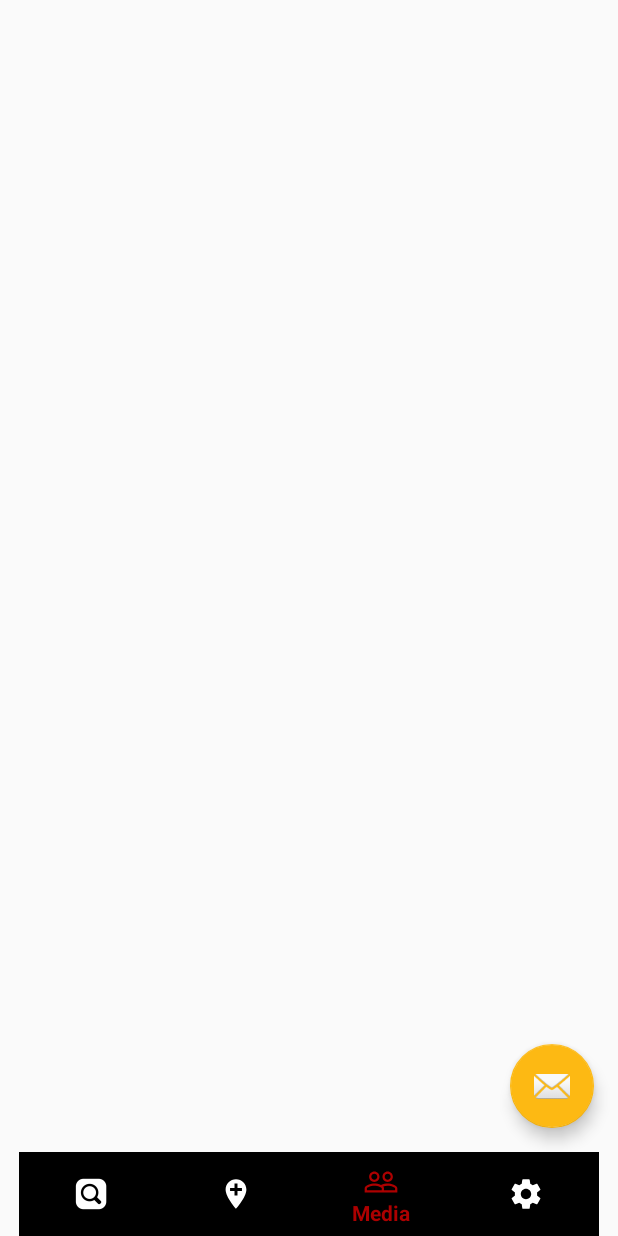
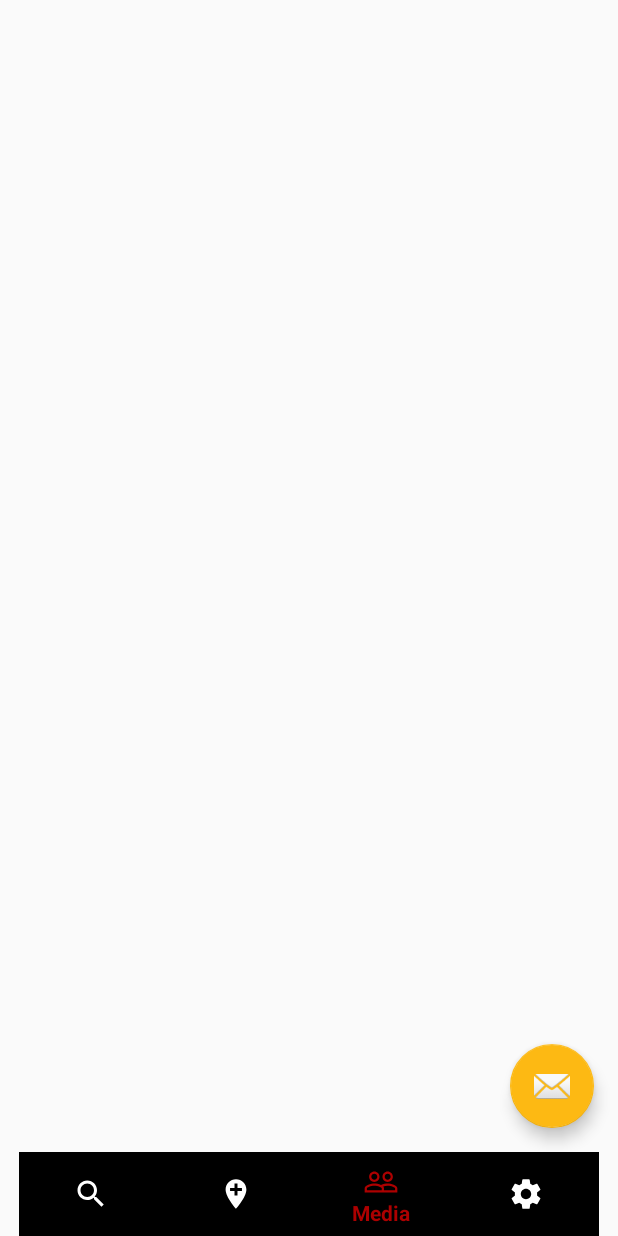
Before and after one commit to cblanken/CardMeal, an Android app: the MediaActivity screen opened directly, with no data from a screen before it, on a phone screen of 412 x 824 dp. Run offline under Robolectric (Android 15) with nearby library versions, the light colour scheme and no system bars.

Commit message:
Removed extra search icons.

```diff
--- a/app/src/main/res/drawable/ic_search.xml
+++ b/app/src/main/res/drawable/ic_search.xml
@@ -1,12 +1,9 @@
 <vector xmlns:android="http://schemas.android.com/apk/res/android"
-    android:width="108dp"
-    android:height="108dp"
-    android:viewportWidth="24.242424"
-    android:viewportHeight="24.242424">
-  <group android:translateX="0.121212125"
-      android:translateY="0.121212125">
-      <path
-          android:fillColor="#FF000000"
-          android:pathData="M15.5,14h-0.79l-0.28,-0.27C15.41,12.59 16,11.11 16,9.5 16,5.91 13.09,3 9.5,3S3,5.91 3,9.5 5.91,16 9.5,16c1.61,0 3.09,-0.59 4.23,-1.57l0.27,0.28v0.79l5,4.99L20.49,19l-4.99,-5zM9.5,14C7.01,14 5,11.99 5,9.5S7.01,5 9.5,5 14,7.01 14,9.5 11.99,14 9.5,14z"/>
-  </group>
+        android:width="24dp"
+        android:height="24dp"
+        android:viewportWidth="24.0"
+        android:viewportHeight="24.0">
+    <path
+        android:fillColor="#FF000000"
+        android:pathData="M15.5,14h-0.79l-0.28,-0.27C15.41,12.59 16,11.11 16,9.5 16,5.91 13.09,3 9.5,3S3,5.91 3,9.5 5.91,16 9.5,16c1.61,0 3.09,-0.59 4.23,-1.57l0.27,0.28v0.79l5,4.99L20.49,19l-4.99,-5zM9.5,14C7.01,14 5,11.99 5,9.5S7.01,5 9.5,5 14,7.01 14,9.5 11.99,14 9.5,14z"/>
 </vector>
```
Also changed, not shown: app/src/main/res/drawable-hdpi/ic_search.png (deleted), app/src/main/res/drawable-mdpi/ic_search.png (deleted), app/src/main/res/drawable-xhdpi/ic_search.png (deleted), app/src/main/res/drawable-xxhdpi/ic_search.png (deleted), app/src/main/res/drawable-xxxhdpi/ic_search.png (deleted).
